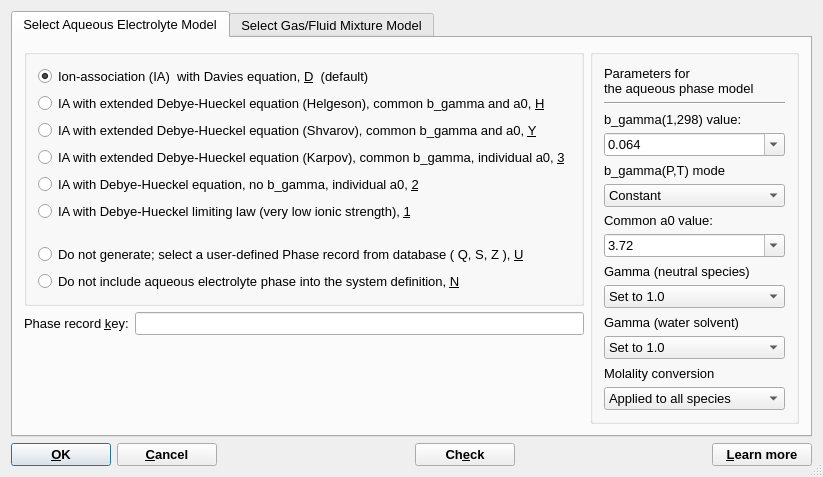
Before: the Qt Designer form GUI/Dialogs4/AutoPhaseDialog4.ui in gemshub/GEMSGUI, drawn with Qt 5.
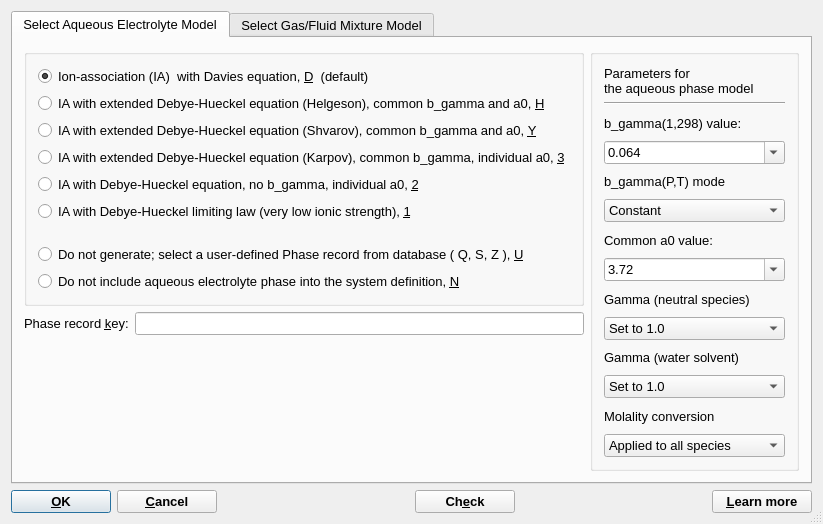
After: the same form once the commit is applied.

Patch:
```diff
--- a/GUI/Dialogs4/AutoPhaseDialog4.ui
+++ b/GUI/Dialogs4/AutoPhaseDialog4.ui
@@ -10,7 +10,7 @@
     <x>0</x>
     <y>0</y>
     <width>822</width>
-    <height>477</height>
+    <height>524</height>
    </rect>
   </property>
   <property name="font">
```
Left out of the diff: 3 changed lines with no effect on the pictures.
